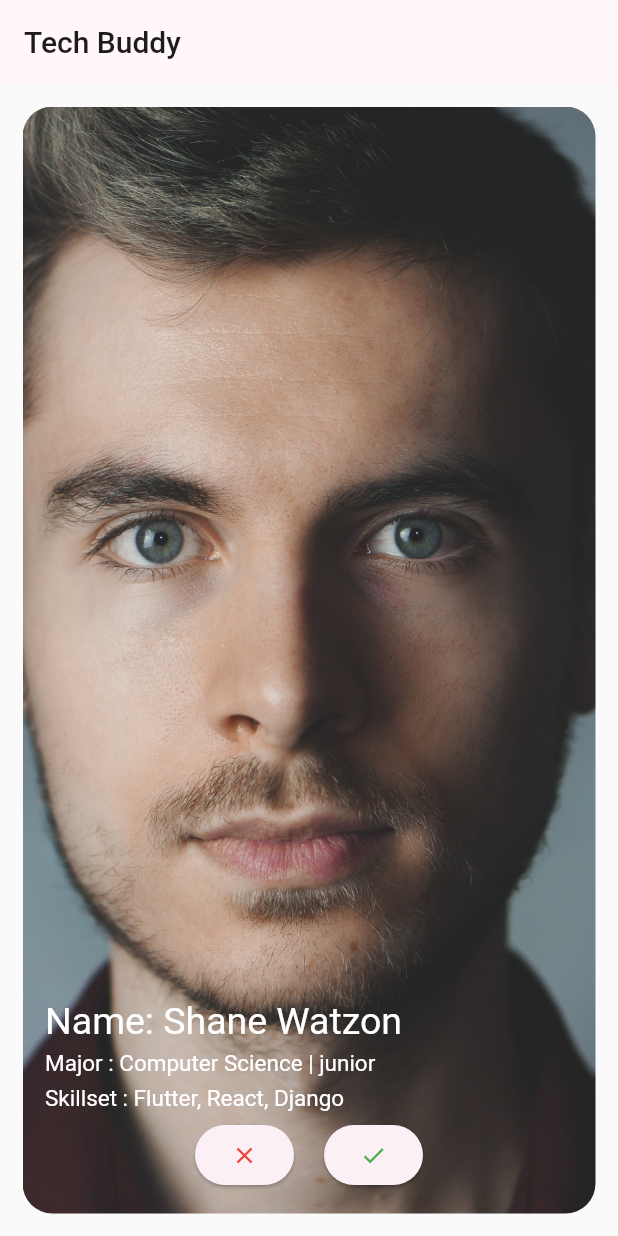
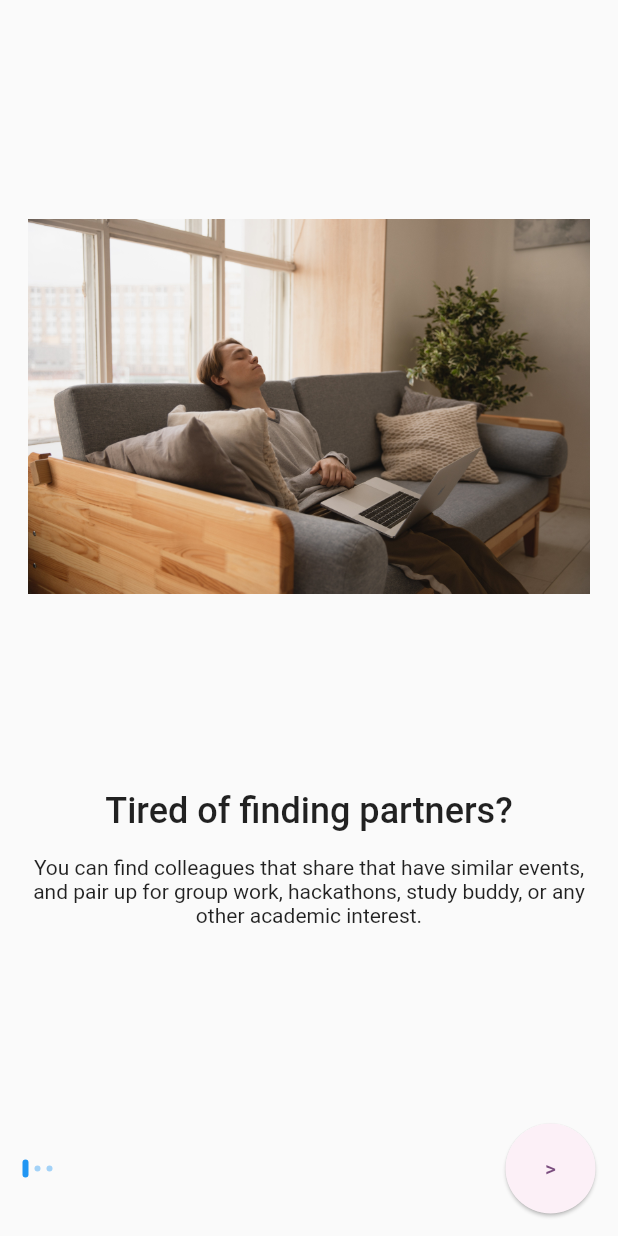
Before and after one commit to Mckenz31/HackUNT, a Flutter app: the screen it shows after launch, on a phone screen of 412 x 824 dp. Run offline on Flutter 3.47's test engine with Material 2 defaults, Android fonts, the phone set to English and light mode, and no system bars.

Commit message:
onboarding pages

```diff
--- a/hacktinder/lib/main.dart
+++ b/hacktinder/lib/main.dart
@@ -1,4 +1,5 @@
 import "package:flutter/material.dart";
+import "package:hacktinder/widgets/onboarding.dart";
 import "package:hacktinder/widgets/swipe.dart";
 
 var kColorScheme = ColorScheme.fromSeed(
@@ -18,12 +19,13 @@ void main() {
       theme:
           ThemeData().copyWith(useMaterial3: true, colorScheme: kColorScheme),
       debugShowCheckedModeBanner: false,
-      home: Scaffold(
-        appBar: AppBar(
-          title: const Text('Tech Buddy'),
-        ),
-        body: const Swipe(),
-      ),
+      home: const OnBoarding(),
+      // home: Scaffold(
+      //   appBar: AppBar(
+      //     title: const Text('Tech Buddy'),
+      //   ),
+      //   body: OnBoarding,
+      // ),
     ),
   );
 }
--- /dev/null
+++ b/hacktinder/lib/widgets/onboarding.dart
@@ -0,0 +1,174 @@
+import 'package:flutter/material.dart';
+import 'package:hacktinder/widgets/swipe.dart';
+
+class OnBoarding extends StatefulWidget {
+  const OnBoarding({super.key});
+
+  @override
+  State<OnBoarding> createState() => _OnBoardingState();
+}
+
+class _OnBoardingState extends State<OnBoarding> {
+  late PageController _pageController;
+  int _pageIndex = 0;
+
+  @override
+  void initState() {
+    _pageController = PageController(initialPage: 0);
+    super.initState();
+  }
+
+  @override
+  void dispose() {
+    _pageController.dispose();
+    super.dispose();
+  }
+
+  @override
+  Widget build(BuildContext context) {
+    return Scaffold(
+      body: SafeArea(
+        child: Padding(
+          padding: const EdgeInsets.all(15.0),
+          child: Column(
+            children: [
+              Expanded(
+                child: PageView.builder(
+                  itemCount: demo_data.length,
+                  controller: _pageController,
+                  onPageChanged: (index){
+                    setState(() {
+                      _pageIndex = index;
+                    });
+                  },
+                  itemBuilder: (context, index) => OnBoardingContent(
+                    image: demo_data[index].image,
+                    title: demo_data[index].title,
+                    description: demo_data[index].description,
+                  ),
+                ),
+              ),
+              Row(
+                children: [
+                  ...List.generate(
+                      demo_data.length,
+                      (index) => Padding(
+                            padding: const EdgeInsets.only(right: 4),
+                            child: ActiveStatus(isActive: index == _pageIndex,),
+                          )),
+                  const Spacer(),
+                  SizedBox(
+                    height: 60,
+                    width: 60,
+                    child: ElevatedButton(
+                      onPressed: () {
+                        _pageController.nextPage(
+                            duration: const Duration(microseconds: 300),
+                            curve: Curves.ease);
+                        if(_pageIndex == 2){
+                          Navigator.of(context).push(
+                            MaterialPageRoute(
+                              builder: (context) => const Swipe(),
+                            ),
+                          );
+                        }
+                      },
+                      style:
+                          ElevatedButton.styleFrom(shape: const CircleBorder()),
+                      child: const Text(">"),
+                    ),
+                  ),
+                ],
+              ),
+            ],
+          ),
+        ),
+      ),
+    );
+  }
+}
+
+class ActiveStatus extends StatelessWidget {
+  const ActiveStatus({
+    super.key,
+    this.isActive = false,
+  });
+
+  final bool isActive;
+
+  @override
+  Widget build(BuildContext context) {
+    return AnimatedContainer(
+      duration: const Duration(milliseconds: 300),
+      height: isActive ? 12 : 4,
+      width: 4,
+      decoration: BoxDecoration(
+          color: isActive ? Colors.blue : Colors.blue.withOpacity(0.4),
+          borderRadius: const BorderRadius.all(Radius.circular(12))),
+    );
+  }
+}
+
+class OnBoard {
+  final String image, title, description;
+
+  OnBoard(
+      {required this.image, required this.title, required this.description});
+}
+
+final List<OnBoard> demo_data = [
+  OnBoard(
+    image: "assets/images/onboard1.jpg",
+    title: "Tired of finding partners?",
+    description: "You can find colleagues that share that have similar events, and pair up for group work, hackathons, study buddy, or any other academic interest.",
+  ),
+  OnBoard(
+    image: "assets/images/onboard2.jpg",
+    title: "Swipe and match",
+    description: "Check out various aspects of an individual including their college, major, school year, skillset, description, and more",
+  ),
+  OnBoard(
+    image: "assets/images/onboard3.jpg",
+    title: "Succeed together",
+    description: "Connect, learn, and excel!",
+  ),
+];
+
+class OnBoardingContent extends StatelessWidget {
+  const OnBoardingContent(
+      {super.key,
+      required this.title,
+      required this.image,
+      required this.description});
+
+  final String image, title, description;
+
+  @override
+  Widget build(BuildContext context) {
+    return Column(
+      children: [
+        const Spacer(),
+        Image.asset(
+          image,
+          height: 250,
+        ),
+        const Spacer(),
+        Text(
+          title,
+          style: Theme.of(context)
+              .textTheme
+              .headlineSmall!
+              .copyWith(fontWeight: FontWeight.w500),
+        ),
+        const SizedBox(
+          height: 16,
+        ),
+        Text(
+          description,
+          textAlign: TextAlign.center,
+        ),
+        const Spacer(),
+      ],
+    );
+  }
+}
--- a/hacktinder/lib/widgets/swipe.dart
+++ b/hacktinder/lib/widgets/swipe.dart
@@ -19,8 +19,12 @@ class _SwipeState extends State<Swipe> {
 
   @override
   Widget build(BuildContext context) {
-    return Container(
-      margin: EdgeInsets.all(15),
+    return Scaffold(
+       appBar: AppBar(
+          title: const Text('Tech Buddy'),
+        ),
+      body: Container(
+        margin: const EdgeInsets.all(15),
         height: MediaQuery.sizeOf(context).height,
         width: MediaQuery.sizeOf(context).width,
         decoration: BoxDecoration(
@@ -61,6 +65,7 @@ class _SwipeState extends State<Swipe> {
                   ],
                 ),
               ),
+      ),
     );
   }
 }
```
Also changed, not shown: hacktinder/assets/images/onboard1.jpg (added), hacktinder/assets/images/onboard2.jpg (added), hacktinder/assets/images/onboard3.jpg (added). Lines whose indentation alone changed are shown as unchanged.
